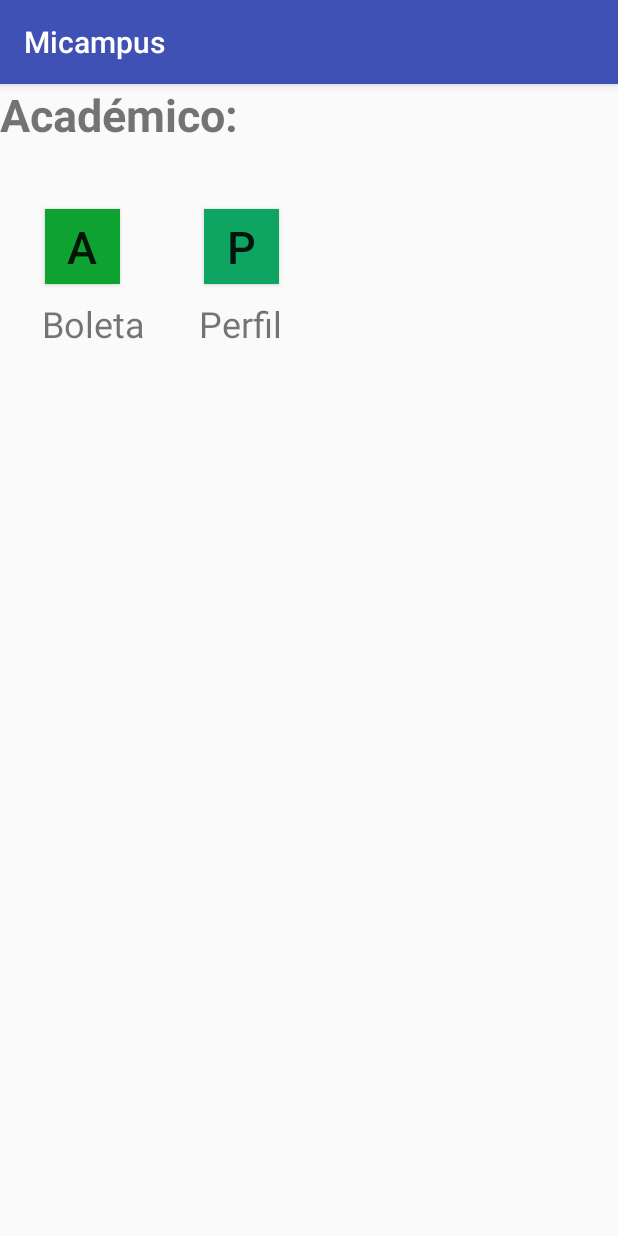
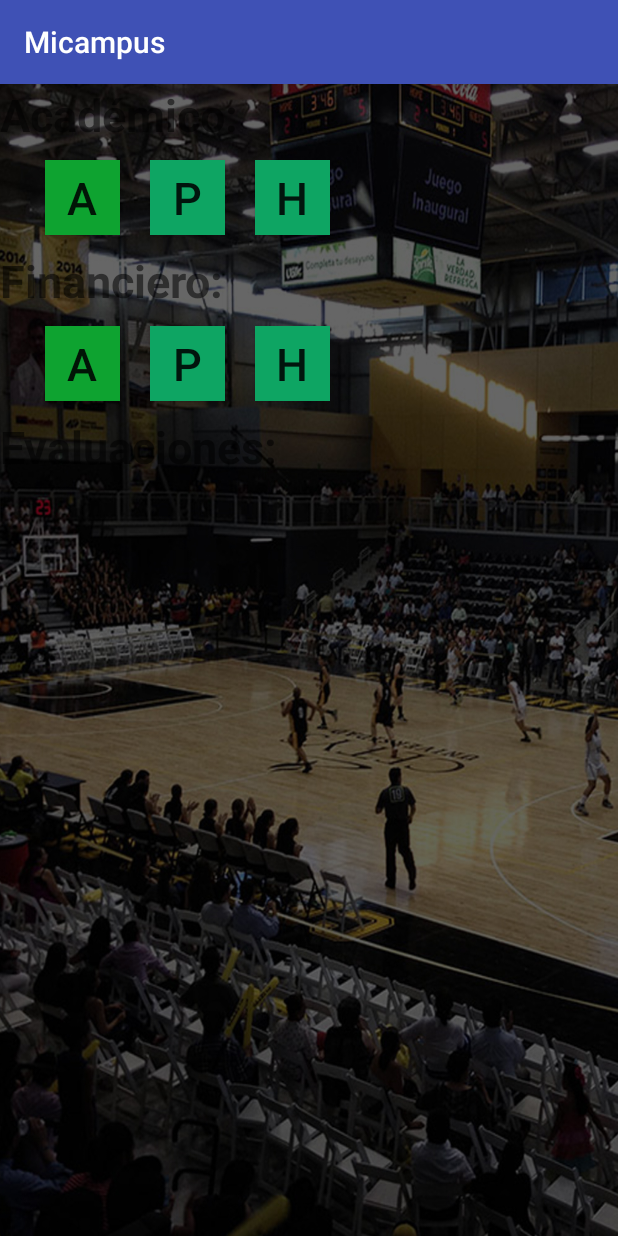
Before and after one commit to AndreaVaGa/IDG195-G7-Vazquez, an Android app: the MainMenuActivity screen opened directly, with no data from a screen before it, on a phone screen of 412 x 824 dp. Run offline under Robolectric (Android 15) with nearby library versions, the phone set to English and light mode, and no system bars; network calls fail.

Commit message:
MainMenu

```diff
--- a/Micampus/app/src/main/res/layout/activity_main_menu.xml
+++ b/Micampus/app/src/main/res/layout/activity_main_menu.xml
@@ -5,9 +5,106 @@
     android:layout_width="match_parent"
     android:layout_height="match_parent"
     android:orientation="vertical"
-    tools:context=".view.MainMenuActivity">
+    tools:context=".view.MainMenuActivity"
+    android:background="@drawable/background">
 
+    <TextView
+        android:layout_width="wrap_content"
+        android:layout_height="wrap_content"
+        android:text="Académico:"
+        android:textStyle="bold"
+        android:textSize="30dp" />
 
+    <LinearLayout
+        android:layout_width="match_parent"
+        android:layout_height="wrap_content"
+        android:layout_marginLeft="20dp">
+
+    <Button
+        android:id="@+id/btn_boleta"
+        android:layout_width="50dp"
+        android:layout_height="50dp"
+        android:background="#0EA330"
+        android:text="A"
+        android:textSize="30dp"
+        android:layout_margin="10dp"/>
+        <TextView
+            android:layout_width="wrap_content"
+            android:layout_height="wrap_content"
+            android:text=""
+            android:textSize="24dp" />
+    <Button
+        android:id="@+id/btn_perfil"
+        android:layout_width="50dp"
+        android:layout_height="50dp"
+        android:background="#0EA563"
+        android:text="P"
+        android:textSize="30dp"
+        android:layout_margin="10dp"/>
+
+        <Button
+        android:id="@+id/btn_horario"
+        android:layout_width="50dp"
+        android:layout_height="50dp"
+        android:background="#0EA563"
+        android:text="H"
+        android:textSize="30dp"
+        android:layout_margin="10dp"/>
+    </LinearLayout>
+
+    <TextView
+        android:layout_width="wrap_content"
+        android:layout_height="wrap_content"
+        android:text="Financiero:"
+        android:textStyle="bold"
+        android:textSize="30dp" />
+
+    <LinearLayout
+        android:layout_width="match_parent"
+        android:layout_height="wrap_content"
+        android:layout_marginLeft="20dp">
+
+        <Button
+            android:id="@+id/btn_adeudos"
+            android:layout_width="50dp"
+            android:layout_height="50dp"
+            android:background="#0EA330"
+            android:text="A"
+            android:textSize="30dp"
+            android:layout_margin="10dp"/>
+        <TextView
+            android:layout_width="wrap_content"
+            android:layout_height="wrap_content"
+            android:text=""
+            android:textSize="24dp" />
+        <Button
+            android:id="@+id/btn_historial"
+            android:layout_width="50dp"
+            android:layout_height="50dp"
+            android:background="#0EA563"
+            android:text="P"
+            android:textSize="30dp"
+            android:layout_margin="10dp"/>
+
+        <Button
+            android:id="@+id/btn_tramites"
+            android:layout_width="50dp"
+            android:layout_height="50dp"
+            android:background="#0EA563"
+            android:text="H"
+            android:textSize="30dp"
+            android:layout_margin="10dp"/>
+    </LinearLayout>
+    <TextView
+        android:layout_width="wrap_content"
+        android:layout_height="wrap_content"
+        android:text="Evaluaciones:"
+        android:textStyle="bold"
+        android:textSize="30dp" />
+
+</android.support.v7.widget.LinearLayoutCompat>
+
+<!--
 <TextView
 android:layout_width="wrap_content"
 android:layout_height="wrap_content"
@@ -36,9 +133,8 @@
 <TextView
     android:layout_width="wrap_content"
     android:layout_height="wrap_content"
-            android:text="      "
+    android:text=""
     android:textSize="24dp" />
-
 <Button
     android:id="@+id/btn_perfil"
     android:layout_width="50dp"
@@ -47,6 +143,7 @@
     android:text="P"
     android:textSize="30dp"
     android:layout_margin="10dp"/>
+
 
 </LinearLayout>
 <LinearLayout
@@ -79,4 +176,4 @@
 
 
 
-</android.support.v7.widget.LinearLayoutCompat>
+    </android.support.v7.widget.LinearLayoutCompat>-->
```
Also changed, not shown: Micampus/app/src/main/res/drawable/background.jpg (added). Lines whose indentation alone changed are shown as unchanged.
